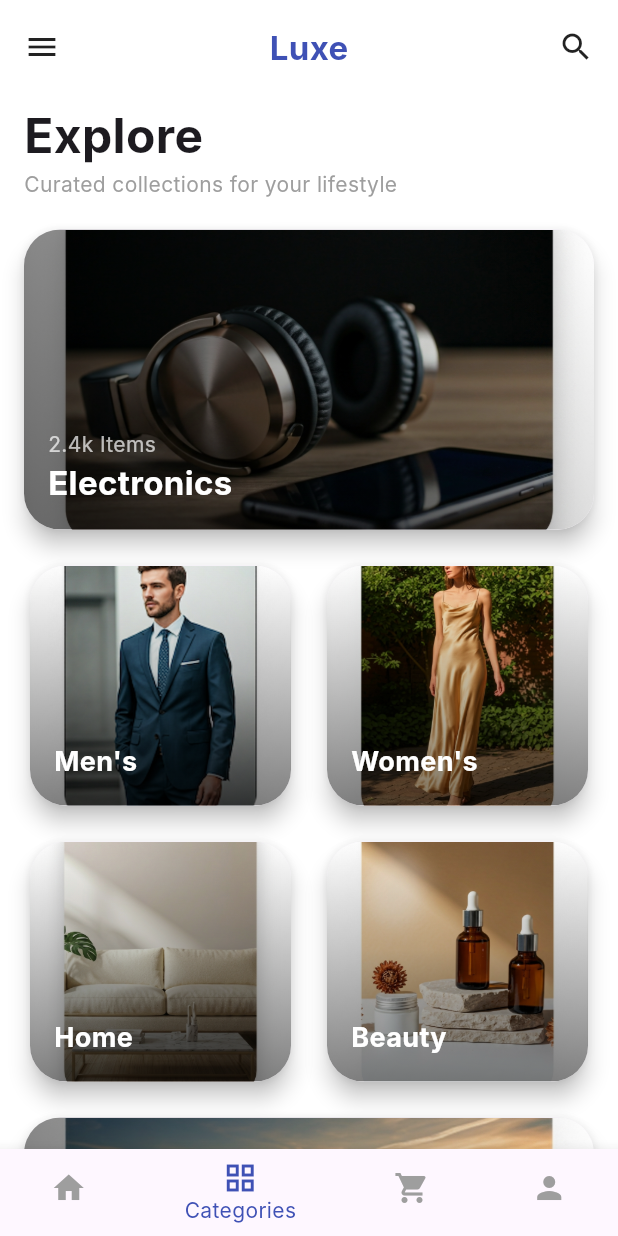
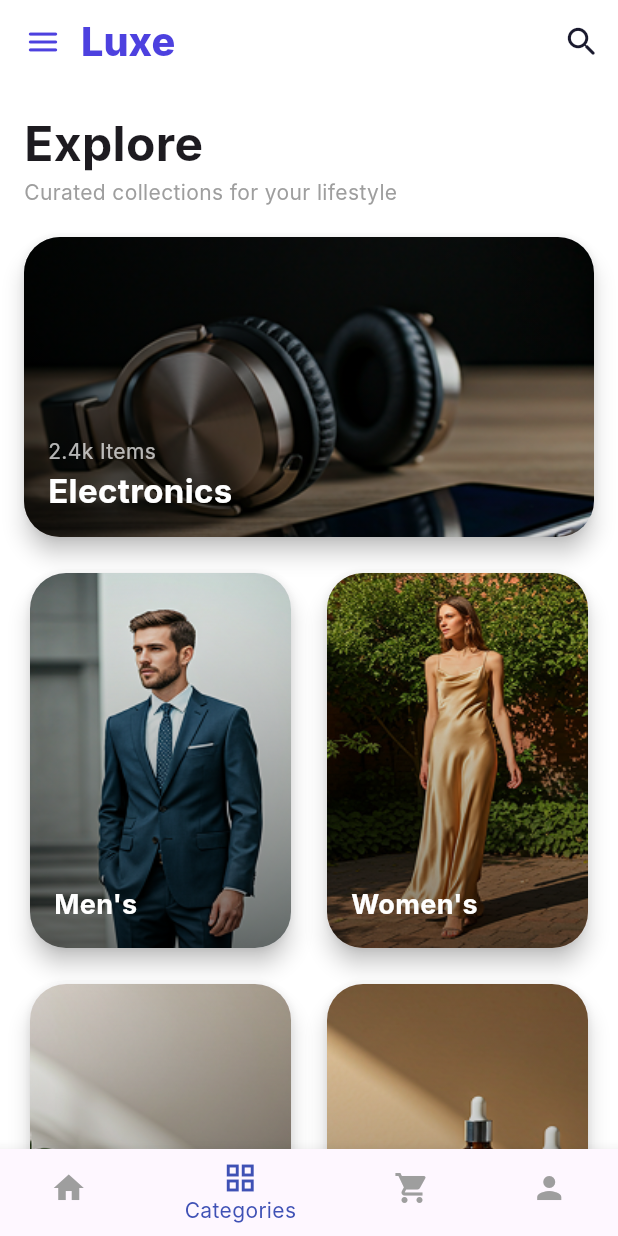
Before and after one commit to AbdoEmad11/nti_final_project, a Flutter app: the CategoriesScreen screen opened directly, on a phone screen of 412 x 824 dp. Run offline on Flutter 3.47's test engine with Material 3 defaults, Android fonts, the phone set to English and light mode, and no system bars; our stand-ins replace cached_network_image, equatable, flutter_bloc, flutter_screenutil, flutter_svg; Roboto replaces fonts that are missing (Inter).

```diff
--- a/lib/features/product/view/screens/categories_screen.dart
+++ b/lib/features/product/view/screens/categories_screen.dart
@@ -8,12 +8,15 @@
 import 'package:nti_final_project/features/product/view/widgets/widgets/small_category_card.dart';
 import 'package:nti_final_project/features/product/view/widgets/widgets/trending_card.dart';
 
+import '../../../../core/widgets/app_bar_widget.dart';
+
 class CategoriesScreen extends StatelessWidget {
   const CategoriesScreen({super.key});
 
   @override
   Widget build(BuildContext context) {
     return Scaffold(
+      appBar: const LuxeAppBar(),
       bottomNavigationBar: const CustomBottomNavBar(),
       body: SafeArea(
         child: SingleChildScrollView(
@@ -21,11 +24,6 @@
           child: Column(
             crossAxisAlignment: CrossAxisAlignment.start,
             children: [
-
-              const AppHeader(),
-
-              const SizedBox(height: 20),
-
               const Text(
                 "Explore",
                 style: TextStyle(fontSize: 32, fontWeight: FontWeight.bold),
--- a/lib/features/product/view/widgets/widgets/small_category_card.dart
+++ b/lib/features/product/view/widgets/widgets/small_category_card.dart
@@ -20,11 +20,12 @@
       ),
       clipBehavior: Clip.antiAlias,
       child: SizedBox(
-        height: 160,
+        height: 250,
+        width: 160,
         child: Stack(
           fit: StackFit.expand,
           children: [
-            Image.asset(image, fit: BoxFit.cover),
+            Image.asset(image, fit: BoxFit.fill),
 
             Container(
               decoration: BoxDecoration(
--- a/lib/main.dart
+++ b/lib/main.dart
@@ -6,6 +6,8 @@
 import 'package:nti_final_project/features/auth/view/screens/login_screen.dart';
 import 'package:nti_final_project/features/auth/view/screens/register_screen.dart';
 import 'package:nti_final_project/features/auth/view/widgets/primary_button_widget.dart';
+
+import 'features/product/view/screens/categories_screen.dart';
 
 void main() {
   runApp(const MyApp());
@@ -23,7 +25,7 @@
           debugShowCheckedModeBanner: false,
 
           theme: AppTheme.ligthTheme,
-          home: ForgotPasswordScreen(),
+          home: CategoriesScreen(),
         );
       },
     );
```
Also changed, not shown: assets/images/Gemini_Generated_Image_5zjax15zjax15zja.png, assets/images/Gemini_Generated_Image_6xjph16xjph16xjp.png, assets/images/Gemini_Generated_Image_k1kgcnk1kgcnk1kg.png, assets/images/Gemini_Generated_Image_k5of47k5of47k5of.png, assets/images/Gemini_Generated_Image_z7qmjyz7qmjyz7qm.png, assets/images/Gemini_Generated_Image_zbdr9jzbdr9jzbdr.png, lib/generated/assets.dart.
